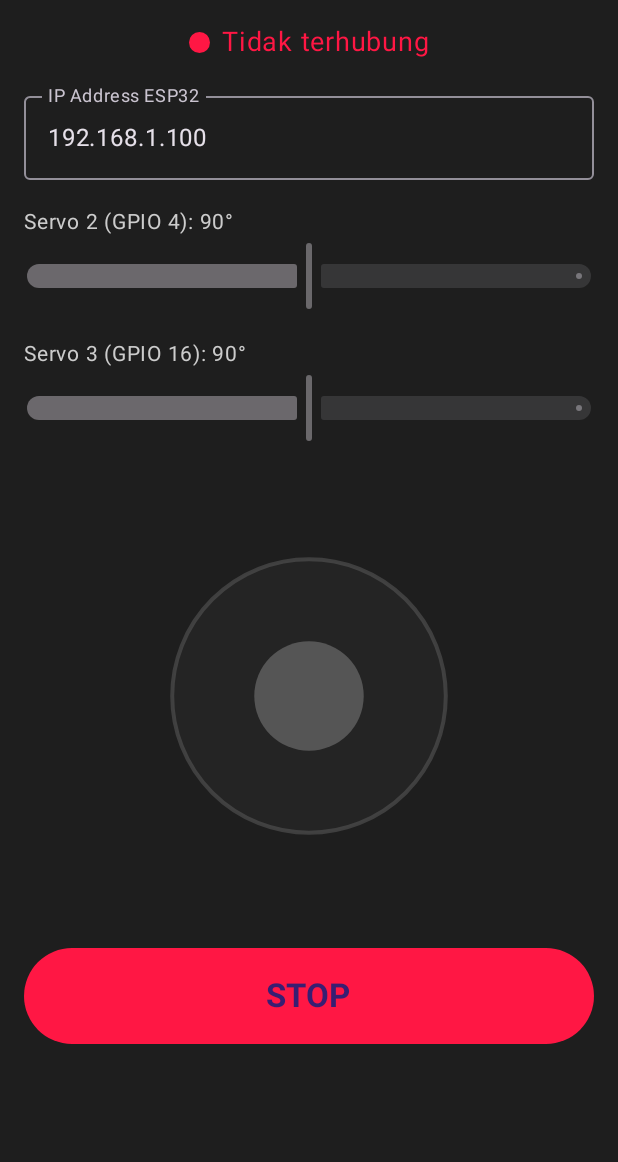
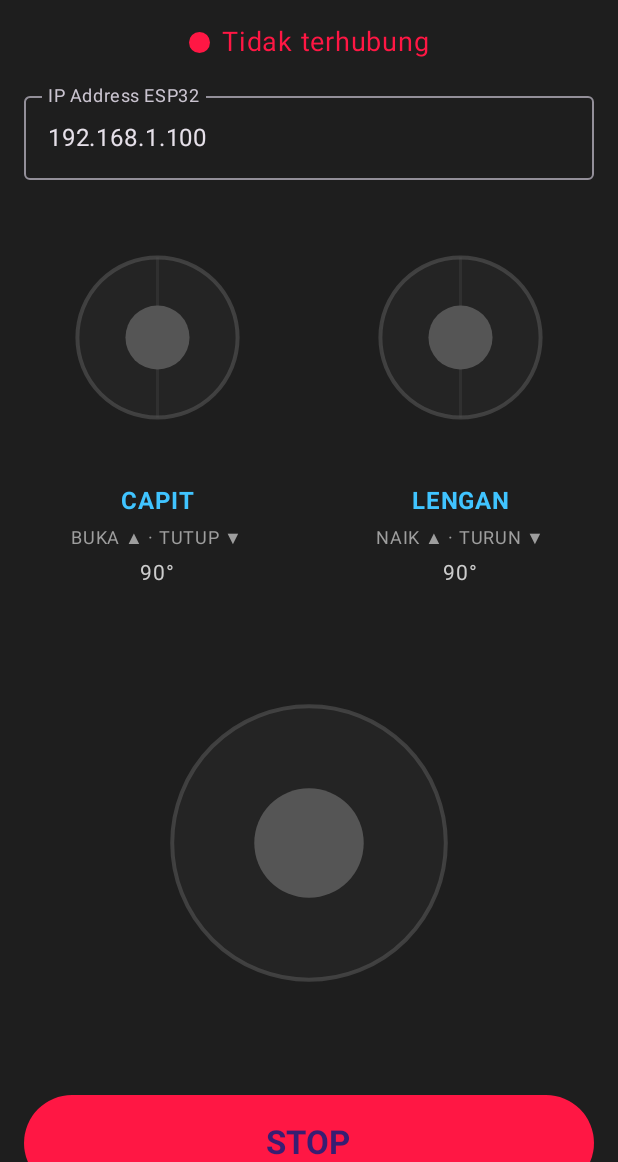
Before and after one commit to momentumphysics/uinamrobot2026, an Android app built with Jetpack Compose: the screen it shows after launch (MainActivity), on a phone screen of 412 x 824 dp, the part 74-1236 px from its top. Run offline under Robolectric (Android 15) with nearby library versions, the light colour scheme and no system bars.

Commit message:
feat(ui): kontrol servo jadi joystick pegas CAPIT/LENGAN
ServoStick satu sumbu: dorong atas = buka/naik, lepas = sudut berhenti di posisi terakhir. Laju servo diintegrasikan tiap tick 33 ms; stopAll menolkan drive + laju. Paket 8 byte tidak berubah (firmware + controller.html kompatibel). 42 tes hijau (13 baru).

```diff
--- a/android/app/src/main/java/id/uinam/intellink/control/ControlViewModel.kt
+++ b/android/app/src/main/java/id/uinam/intellink/control/ControlViewModel.kt
@@ -7,10 +7,16 @@ import kotlinx.coroutines.flow.MutableStateFlow
 import kotlinx.coroutines.flow.StateFlow
 import kotlinx.coroutines.flow.collect
 import kotlinx.coroutines.launch
+import kotlin.math.roundToInt
+
+private const val TICK_MS = 33L
 
 /**
  * State kontrol + ticker 33 ms (~30 Hz, sekaligus heartbeat failsafe ESP32).
  * Ticker selalu berjalan; paket hanya dikirim saat ONLINE.
+ *
+ * Sudut servo disimpan halus (float) supaya laju kecil tetap terakumulasi antar
+ * tick; laju kenop = -1..+1 dengan dorong atas positif (buka/naik).
  */
 class ControlViewModel(
     private val connection: RobotConnection,
@@ -31,31 +37,39 @@ class ControlViewModel(
     val throttle: StateFlow<Int> = _throttle
     val steering: StateFlow<Int> = _steering
 
+    private var servo2Angle = 90f
+    private var servo3Angle = 90f
+    private var servo2Rate = 0f
+    private var servo3Rate = 0f
+
     init {
         if (initialIp.isNotBlank()) connection.connect(initialIp)
         viewModelScope.launch {
-            // Koneksi putus dapat membatalkan gesture joystick tanpa onDragCancel
+            // Koneksi putus dapat membatalkan gesture tanpa onDragCancel
             // (pointerInput dibatalkan saat enabled berubah), sehingga nilai drive
-            // lama bisa tersangkut. Nolkan begitu tidak ONLINE agar paket pertama
-            // setelah reconnect selalu netral.
+            // dan laju servo lama bisa tersangkut. Nolkan begitu tidak ONLINE agar
+            // paket pertama setelah reconnect selalu netral.
             connection.state.collect { current ->
-                if (current != ConnectionState.ONLINE) setDrive(0, 0)
+                if (current != ConnectionState.ONLINE) clearCommands()
             }
         }
         viewModelScope.launch {
             while (true) {
+                integrateServos()
                 sendCurrentValues()
-                delay(33)
+                delay(TICK_MS)
             }
         }
     }
 
-    fun setServo2(value: Int) {
-        _servo2.value = value.coerceIn(0, 180)
+    /** Laju servo 2 (capit): -1..+1, dorong kenop atas = positif (buka). */
+    fun setServo2Rate(rate: Float) {
+        servo2Rate = sanitizeRate(rate)
     }
 
-    fun setServo3(value: Int) {
-        _servo3.value = value.coerceIn(0, 180)
+    /** Laju servo 3 (lengan): -1..+1, dorong kenop atas = positif (naik). */
+    fun setServo3Rate(rate: Float) {
+        servo3Rate = sanitizeRate(rate)
     }
 
     fun setDrive(throttle: Int, steering: Int) {
@@ -63,7 +77,13 @@ class ControlViewModel(
         _steering.value = steering.coerceIn(-255, 255)
     }
 
-    /** Tombol STOP dan lepas joystick: nol + kirim seketika (tidak menunggu tick). */
+    /** Tombol STOP: hentikan drive dan laju servo, kirim seketika (tidak menunggu tick). */
+    fun stopAll() {
+        clearCommands()
+        sendCurrentValues()
+    }
+
+    /** Lepas joystick drive: nol + kirim seketika (tidak menunggu tick). */
     fun stopDrive() {
         setDrive(0, 0)
         sendCurrentValues()
@@ -88,16 +108,32 @@ class ControlViewModel(
     }
 
     fun onBackground() {
-        setDrive(0, 0)
+        clearCommands()
         sendCurrentValues()
         connection.disconnect()
     }
 
+    private fun integrateServos() {
+        servo2Angle = advanceServoAngle(servo2Angle, servo2Rate, TICK_MS)
+        servo3Angle = advanceServoAngle(servo3Angle, servo3Rate, TICK_MS)
+        _servo2.value = servo2Angle.roundToInt()
+        _servo3.value = servo3Angle.roundToInt()
+    }
+
+    private fun clearCommands() {
+        setDrive(0, 0)
+        servo2Rate = 0f
+        servo3Rate = 0f
+    }
+
+    private fun sanitizeRate(rate: Float): Float =
+        if (rate.isNaN()) 0f else rate.coerceIn(-1f, 1f)
+
     private fun sendCurrentValues() {
         if (connection.state.value != ConnectionState.ONLINE) {
             // Sabuk pengaman kedua setelah kolektor di init: jangan pernah membawa
-            // sisa perintah drive lama melewati masa offline.
-            setDrive(0, 0)
+            // sisa perintah drive/servo lama melewati masa offline.
+            clearCommands()
             return
         }
         connection.send(
--- /dev/null
+++ b/android/app/src/main/java/id/uinam/intellink/control/ServoMotion.kt
@@ -0,0 +1,19 @@
+package id.uinam.intellink.control
+
+/** Laju sudut servo pada dorongan kenop penuh (derajat/detik). */
+const val SERVO_FULL_DEG_PER_SEC = 90f
+
+/**
+ * Sudut servo berikutnya setelah [deltaMs] milidetik pada laju [rate] (-1..+1,
+ * dorong atas = positif). Hasil selalu dibatasi 0..180; laju NaN dianggap 0.
+ */
+fun advanceServoAngle(
+    angle: Float,
+    rate: Float,
+    deltaMs: Long,
+    degPerSec: Float = SERVO_FULL_DEG_PER_SEC,
+): Float {
+    val safeRate = if (rate.isNaN()) 0f else rate.coerceIn(-1f, 1f)
+    val step = safeRate * degPerSec * (deltaMs / 1000f)
+    return (angle + step).coerceIn(0f, 180f)
+}
--- a/android/app/src/main/java/id/uinam/intellink/ui/DashboardScreen.kt
+++ b/android/app/src/main/java/id/uinam/intellink/ui/DashboardScreen.kt
@@ -20,8 +20,6 @@ import androidx.compose.foundation.verticalScroll
 import androidx.compose.material3.Button
 import androidx.compose.material3.ButtonDefaults
 import androidx.compose.material3.OutlinedTextField
-import androidx.compose.material3.Slider
-import androidx.compose.material3.SliderDefaults
 import androidx.compose.material3.Text
 import androidx.compose.runtime.Composable
 import androidx.compose.runtime.getValue
@@ -42,12 +40,12 @@ import androidx.compose.ui.unit.sp
 import androidx.lifecycle.compose.collectAsStateWithLifecycle
 import id.uinam.intellink.control.ConnectionState
 import id.uinam.intellink.control.ControlViewModel
-import kotlin.math.roundToInt
 
 private val ACCENT = Color(0xFF40C4FF)
 private val ONLINE = Color(0xFF00E676)
 private val OFFLINE = Color(0xFFFF1744)
 private val PENDING = Color(0xFFFFC107)
+private val HINT = Color(0xFF9E9E9E)
 
 @Composable
 fun DashboardScreen(viewModel: ControlViewModel, modifier: Modifier = Modifier) {
@@ -94,18 +92,29 @@ fun DashboardScreen(viewModel: ControlViewModel, modifier: Modifier = Modifier)
             modifier = Modifier.fillMaxWidth(),
         )
 
-        ServoSlider(
-            label = "Servo 2 (GPIO 4)",
-            value = servo2,
-            enabled = online,
-            onValueChange = viewModel::setServo2,
-        )
-        ServoSlider(
-            label = "Servo 3 (GPIO 16)",
-            value = servo3,
-            enabled = online,
-            onValueChange = viewModel::setServo3,
-        )
+        Row(
+            modifier = Modifier.fillMaxWidth(),
+            horizontalArrangement = Arrangement.spacedBy(24.dp),
+        ) {
+            ServoControl(
+                title = "CAPIT",
+                hint = "BUKA ▲ · TUTUP ▼",
+                angle = servo2,
+                enabled = online,
+                onDeflect = viewModel::setServo2Rate,
+                onRelease = { viewModel.setServo2Rate(0f) },
+                modifier = Modifier.weight(1f),
+            )
+            ServoControl(
+                title = "LENGAN",
+                hint = "NAIK ▲ · TURUN ▼",
+                angle = servo3,
+                enabled = online,
+                onDeflect = viewModel::setServo3Rate,
+                onRelease = { viewModel.setServo3Rate(0f) },
+                modifier = Modifier.weight(1f),
+            )
+        }
 
         Joystick(
             modifier = Modifier.fillMaxWidth(0.8f),
@@ -117,7 +126,7 @@ fun DashboardScreen(viewModel: ControlViewModel, modifier: Modifier = Modifier)
         Button(
             onClick = {
                 haptic.performHapticFeedback(HapticFeedbackType.LongPress)
-                viewModel.stopDrive()
+                viewModel.stopAll()
             },
             modifier = Modifier.fillMaxWidth().height(64.dp),
             colors = ButtonDefaults.buttonColors(containerColor = OFFLINE),
@@ -128,18 +137,25 @@ fun DashboardScreen(viewModel: ControlViewModel, modifier: Modifier = Modifier)
 }
 
 @Composable
-private fun ServoSlider(label: String, value: Int, enabled: Boolean, onValueChange: (Int) -> Unit) {
-    Column(modifier = Modifier.fillMaxWidth()) {
-        Text("$label: $value°", color = Color.LightGray, fontSize = 14.sp)
-        Slider(
-            value = value.toFloat(),
-            onValueChange = { onValueChange(it.roundToInt()) },
-            valueRange = 0f..180f,
+private fun ServoControl(
+    title: String,
+    hint: String,
+    angle: Int,
+    enabled: Boolean,
+    onDeflect: (Float) -> Unit,
+    onRelease: () -> Unit,
+    modifier: Modifier = Modifier,
+) {
+    Column(modifier = modifier, horizontalAlignment = Alignment.CenterHorizontally) {
+        ServoStick(
+            modifier = Modifier.fillMaxWidth(),
             enabled = enabled,
-            colors = SliderDefaults.colors(
-                thumbColor = ONLINE,
-                activeTrackColor = ONLINE,
-            ),
+            onDeflect = onDeflect,
+            onRelease = onRelease,
         )
+        Spacer(Modifier.height(8.dp))
+        Text(title, color = ACCENT, fontSize = 16.sp, fontWeight = FontWeight.Bold)
+        Text(hint, color = HINT, fontSize = 12.sp)
+        Text("$angle°", color = Color.LightGray, fontSize = 14.sp)
     }
 }
--- /dev/null
+++ b/android/app/src/main/java/id/uinam/intellink/ui/ServoStick.kt
@@ -0,0 +1,97 @@
+package id.uinam.intellink.ui
+
+import androidx.compose.foundation.Canvas
+import androidx.compose.foundation.gestures.detectDragGestures
+import androidx.compose.foundation.layout.aspectRatio
+import androidx.compose.runtime.Composable
+import androidx.compose.runtime.LaunchedEffect
+import androidx.compose.runtime.getValue
+import androidx.compose.runtime.mutableFloatStateOf
+import androidx.compose.runtime.remember
+import androidx.compose.runtime.setValue
+import androidx.compose.ui.Modifier
+import androidx.compose.ui.geometry.Offset
+import androidx.compose.ui.graphics.Color
+import androidx.compose.ui.graphics.drawscope.Stroke
+import androidx.compose.ui.hapticfeedback.HapticFeedbackType
+import androidx.compose.ui.input.pointer.pointerInput
+import androidx.compose.ui.platform.LocalHapticFeedback
+
+private const val BASE_RADIUS_FACTOR = 0.6f      // radius area gerak = 60% setengah sisi
+private const val KNOB_RADIUS_FACTOR = 0.12f     // radius kenop
+private val ACCENT = Color(0xFF40C4FF)
+private val ACTIVE = Color(0xFF00E676)
+private val DISABLED = Color(0xFF555555)
+
+/**
+ * Kontrol servo satu sumbu (atas-turun) bergaya joystick, pasangan visual [Joystick].
+ * Dorong ke atas => [onDeflect] positif (buka/naik), ke bawah => negatif (tutup/turun);
+ * lepas => kenop kembali ke tengah dan [onRelease] dipanggil (sudut berhenti di nilai terakhir).
+ */
+@Composable
+fun ServoStick(
+    modifier: Modifier = Modifier,
+    enabled: Boolean = true,
+    onDeflect: (Float) -> Unit,
+    onRelease: () -> Unit,
+) {
+    val haptic = LocalHapticFeedback.current
+    var knobY by remember { mutableFloatStateOf(0f) }
+
+    // Sama seperti Joystick: fokus jari bisa dibatalkan saat koneksi putus tanpa
+    // onDragCancel (pointerInput dibatalkan karena `enabled` berubah), jadi
+    // kenop direset dan laju dinolkan di sini.
+    LaunchedEffect(enabled) {
+        if (!enabled) {
+            knobY = 0f
+            onRelease()
+        }
+    }
+
+    Canvas(
+        modifier = modifier
+            .aspectRatio(1f)
+            .pointerInput(enabled) {
+                if (!enabled) return@pointerInput
+                val radius = minOf(size.width, size.height) / 2f * BASE_RADIUS_FACTOR
+                detectDragGestures(
+                    onDragStart = {
+                        haptic.performHapticFeedback(HapticFeedbackType.LongPress)
+                    },
+                    onDragEnd = {
+                        knobY = 0f
+                        onRelease()
+                    },
+                    onDragCancel = {
+                        knobY = 0f
+                        onRelease()
+                    },
+                    onDrag = { change, dragAmount ->
+                        change.consume()
+                        knobY = (knobY + dragAmount.y).coerceIn(-radius, radius)
+                        onDeflect(servoDeflection(knobY, radius))
+                    },
+                )
+            },
+    ) {
+        val center = Offset(size.width / 2f, size.height / 2f)
+        val radius = minOf(size.width, size.height) / 2f * BASE_RADIUS_FACTOR
+        val accent = if (enabled) ACCENT else DISABLED
+        val knobColor = if (enabled) ACTIVE else DISABLED
+
+        drawCircle(color = accent.copy(alpha = 0.12f), radius = radius, center = center)
+        drawCircle(color = accent.copy(alpha = 0.6f), radius = radius, center = center, style = Stroke(width = 4f))
+        // Garis panduan vertikal: menandakan kontrol ini hanya bergerak atas-turun.
+        drawLine(
+            color = accent.copy(alpha = 0.25f),
+            start = Offset(center.x, center.y - radius),
+            end = Offset(center.x, center.y + radius),
+            strokeWidth = 3f,
+        )
+        drawCircle(
+            color = knobColor,
+            radius = minOf(size.width, size.height) * KNOB_RADIUS_FACTOR,
+            center = center + Offset(0f, knobY),
+        )
+    }
+}
```
Also changed, not shown: android/app/src/main/java/id/uinam/intellink/ui/JoystickMath.kt (+18 -0 lines), 4 other files.
